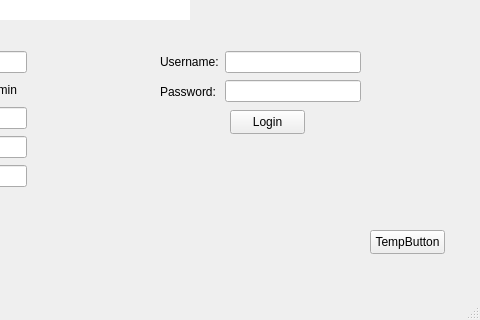
Above: loginWindow.ui from MrCooperGit/Assessment-2_Library-Management-System before the change; both pictures show x 320 to 800 and y 280 to 600 of the 800 by 600 pixel window. Below: the same form after it.
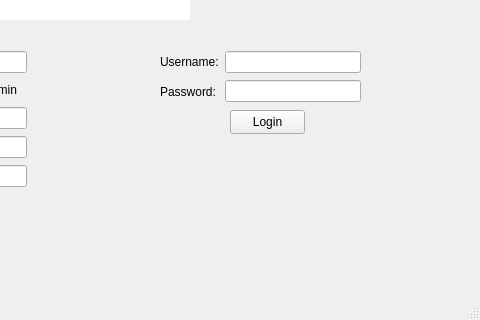
That is the form after the change.

Commit message: cleaned up loginWindow and added functions to write overdue and dueSoon files

The edit to the form file:
```diff
--- a/loginWindow.ui
+++ b/loginWindow.ui
@@ -198,19 +198,6 @@
      </item>
     </layout>
    </widget>
-   <widget class="QPushButton" name="pushButton_temp">
-    <property name="geometry">
-     <rect>
-      <x>690</x>
-      <y>510</y>
-      <width>75</width>
-      <height>24</height>
-     </rect>
-    </property>
-    <property name="text">
-     <string>TempButton</string>
-    </property>
-   </widget>
    <widget class="QLabel" name="label_date">
     <property name="geometry">
      <rect>
```
The commit also changes 2 other files.
